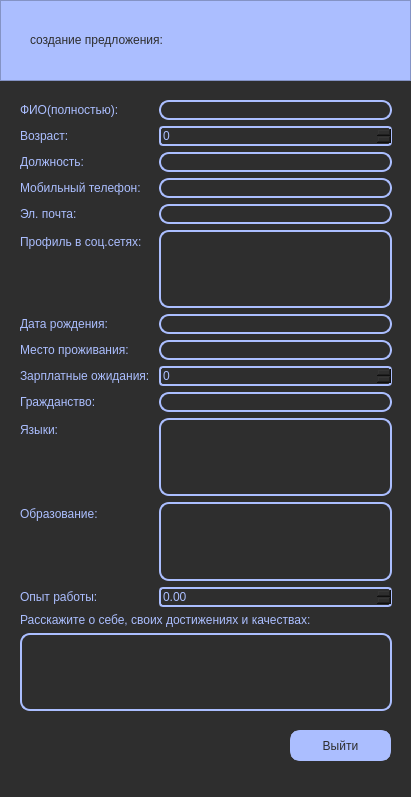
Old version of the form anketa_organisation.ui in the repository KawaiiZhele/Yandex-lyceum-1st-project.
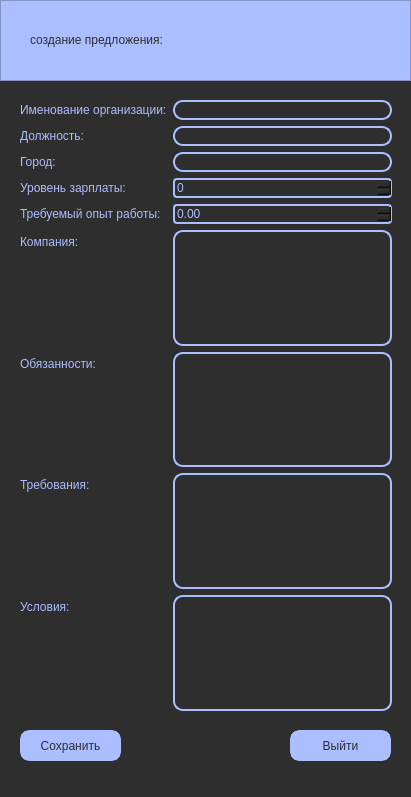
New version of the form.

The edit to the form file:
```diff
--- a/anketa_organisation.ui
+++ b/anketa_organisation.ui
@@ -34,7 +34,7 @@
 color: #ABBEFF</string>
        </property>
        <property name="text">
-        <string>ФИО(полностью):</string>
+        <string>Именование организации:</string>
        </property>
       </widget>
      </item>
@@ -50,29 +50,6 @@
       </widget>
      </item>
      <item row="1" column="0">
-      <widget class="QLabel" name="label_5">
-       <property name="styleSheet">
-        <string notr="true">font: 10pt &quot;Fulbo Argenta&quot;;
-color: #ABBEFF</string>
-       </property>
-       <property name="text">
-        <string>Возраст:</string>
-       </property>
-      </widget>
-     </item>
-     <item row="1" column="1">
-      <widget class="QSpinBox" name="spinBox_2">
-       <property name="styleSheet">
-        <string notr="true">bachground-color: #2E2E2E;
-border: 2px solid #ABBEFF;
-border-radius: 4px;
-font: 10pt &quot;Fulbo Argenta&quot;;
-color: #ABBEFF
-</string>
-       </property>
-      </widget>
-     </item>
-     <item row="2" column="0">
       <widget class="QLabel" name="label_2">
        <property name="styleSheet">
         <string notr="true">font: 10pt &quot;Fulbo Argenta&quot;;
@@ -83,7 +60,7 @@
        </property>
       </widget>
      </item>
-     <item row="2" column="1">
+     <item row="1" column="1">
       <widget class="QLineEdit" name="lineEdit_2">
        <property name="styleSheet">
         <string notr="true">bachground-color: #2E2E2E;
@@ -94,110 +71,129 @@
        </property>
       </widget>
      </item>
+     <item row="2" column="0">
+      <widget class="QLabel" name="label_9">
+       <property name="styleSheet">
+        <string notr="true">font: 10pt &quot;Fulbo Argenta&quot;;
+color: #ABBEFF</string>
+       </property>
+       <property name="text">
+        <string>Город:</string>
+       </property>
+      </widget>
+     </item>
+     <item row="2" column="1">
+      <widget class="QLineEdit" name="lineEdit_6">
+       <property name="styleSheet">
+        <string notr="true">bachground-color: #2E2E2E;
+border: 2px solid #ABBEFF;
+border-radius: 10px;
+font: 8pt &quot;Fulbo Argenta&quot;;
+color: #ABBEFF</string>
+       </property>
+      </widget>
+     </item>
      <item row="3" column="0">
-      <widget class="QLabel" name="label_3">
+      <widget class="QLabel" name="label_10">
        <property name="styleSheet">
         <string notr="true">font: 10pt &quot;Fulbo Argenta&quot;;
 color: #ABBEFF</string>
        </property>
        <property name="text">
-        <string>Мобильный телефон:</string>
+        <string>Уровень зарплаты:</string>
        </property>
       </widget>
      </item>
      <item row="3" column="1">
-      <widget class="QLineEdit" name="lineEdit_3">
+      <widget class="QSpinBox" name="spinBox">
        <property name="styleSheet">
         <string notr="true">bachground-color: #2E2E2E;
 border: 2px solid #ABBEFF;
-border-radius: 10px;
-font: 8pt &quot;Fulbo Argenta&quot;;
+border-radius: 4px;
+font: 10pt &quot;Fulbo Argenta&quot;;
 color: #ABBEFF</string>
        </property>
       </widget>
      </item>
      <item row="4" column="0">
-      <widget class="QLabel" name="label_4">
+      <widget class="QLabel" name="label_3">
        <property name="styleSheet">
         <string notr="true">font: 10pt &quot;Fulbo Argenta&quot;;
 color: #ABBEFF</string>
        </property>
        <property name="text">
-        <string>Эл. почта:</string>
-       </property>
-      </widget>
-     </item>
-     <item row="4" column="1">
-      <widget class="QLineEdit" name="lineEdit_4">
-       <property name="styleSheet">
-        <string notr="true">bachground-color: #2E2E2E;
-border: 2px solid #ABBEFF;
-border-radius: 10px;
-font: 8pt &quot;Fulbo Argenta&quot;;
-color: #ABBEFF
-</string>
+        <string>Требуемый опыт работы:</string>
        </property>
       </widget>
      </item>
      <item row="5" column="0">
-      <widget class="QLabel" name="label_14">
+      <widget class="QLabel" name="label_4">
        <property name="styleSheet">
         <string notr="true">font: 10pt &quot;Fulbo Argenta&quot;;
 color: #ABBEFF</string>
        </property>
        <property name="text">
-        <string>Профиль в соц.сетях:</string>
-       </property>
-      </widget>
-     </item>
-     <item row="5" column="1">
-      <widget class="QTextEdit" name="textEdit_2">
-       <property name="styleSheet">
-        <string notr="true">bachground-color: #2E2E2E;
-border: 2px solid #ABBEFF;
-border-radius: 10px;
-font: 8pt &quot;Fulbo Argenta&quot;;
-color: #ABBEFF
-</string>
+        <string>Компания:</string>
        </property>
       </widget>
      </item>
      <item row="6" column="0">
-      <widget class="QLabel" name="label_8">
+      <widget class="QLabel" name="label_5">
        <property name="styleSheet">
         <string notr="true">font: 10pt &quot;Fulbo Argenta&quot;;
 color: #ABBEFF</string>
        </property>
        <property name="text">
-        <string>Дата рождения:</string>
+        <string>Обязанности:</string>
+       </property>
+      </widget>
+     </item>
+     <item row="5" column="1">
+      <widget class="QTextEdit" name="textEdit">
+       <property name="styleSheet">
+        <string notr="true">bachground-color: #2E2E2E;
+border: 2px solid #ABBEFF;
+border-radius: 10px;
+font: 8pt &quot;Fulbo Argenta&quot;;
+color: #ABBEFF</string>
        </property>
       </widget>
      </item>
      <item row="6" column="1">
-      <widget class="QLineEdit" name="lineEdit_5">
+      <widget class="QTextEdit" name="textEdit_2">
        <property name="styleSheet">
         <string notr="true">bachground-color: #2E2E2E;
-border: 2px solid#ABBEFF;
+border: 2px solid #ABBEFF;
 border-radius: 10px;
 font: 8pt &quot;Fulbo Argenta&quot;;
-color: #ABBEFF
-</string>
+color: #ABBEFF</string>
        </property>
       </widget>
      </item>
      <item row="7" column="0">
-      <widget class="QLabel" name="label_9">
+      <widget class="QLabel" name="label_6">
        <property name="styleSheet">
         <string notr="true">font: 10pt &quot;Fulbo Argenta&quot;;
 color: #ABBEFF</string>
        </property>
        <property name="text">
-        <string>Место проживания:</string>
+        <string>Требования:</string>
+       </property>
+      </widget>
+     </item>
+     <item row="4" column="1">
+      <widget class="QDoubleSpinBox" name="doubleSpinBox">
+       <property name="styleSheet">
+        <string notr="true">bachground-color: #2E2E2E;
+border: 2px solid #ABBEFF;
+border-radius: 4px;
+font: 10pt &quot;Fulbo Argenta&quot;;
+color: #ABBEFF</string>
        </property>
       </widget>
      </item>
      <item row="7" column="1">
-      <widget class="QLineEdit" name="lineEdit_6">
+      <widget class="QTextEdit" name="textEdit_3">
        <property name="styleSheet">
         <string notr="true">bachground-color: #2E2E2E;
 border: 2px solid #ABBEFF;
@@ -208,83 +204,17 @@
       </widget>
      </item>
      <item row="8" column="0">
-      <widget class="QLabel" name="label_10">
+      <widget class="QLabel" name="label_7">
        <property name="styleSheet">
         <string notr="true">font: 10pt &quot;Fulbo Argenta&quot;;
 color: #ABBEFF</string>
        </property>
        <property name="text">
-        <string>Зарплатные ожидания: </string>
+        <string>Условия:</string>
        </property>
       </widget>
      </item>
      <item row="8" column="1">
-      <widget class="QSpinBox" name="spinBox">
-       <property name="styleSheet">
-        <string notr="true">bachground-color: #2E2E2E;
-border: 2px solid #ABBEFF;
-border-radius: 4px;
-font: 10pt &quot;Fulbo Argenta&quot;;
-color: #ABBEFF</string>
-       </property>
-      </widget>
-     </item>
-     <item row="9" column="0">
-      <widget class="QLabel" name="label_11">
-       <property name="styleSheet">
-        <string notr="true">font: 10pt &quot;Fulbo Argenta&quot;;
-color: #ABBEFF</string>
-       </property>
-       <property name="text">
-        <string>Гражданство:</string>
-       </property>
-      </widget>
-     </item>
-     <item row="9" column="1">
-      <widget class="QLineEdit" name="lineEdit_7">
-       <property name="styleSheet">
-        <string notr="true">bachground-color: #2E2E2E;
-border: 2px solid #ABBEFF;
-border-radius: 10px;
-font: 8pt &quot;Fulbo Argenta&quot;;
-color: #ABBEFF</string>
-       </property>
-      </widget>
-     </item>
-     <item row="10" column="0">
-      <widget class="QLabel" name="label_12">
-       <property name="styleSheet">
-        <string notr="true">font: 10pt &quot;Fulbo Argenta&quot;;
-color: #ABBEFF</string>
-       </property>
-       <property name="text">
-        <string>Языки:</string>
-       </property>
-      </widget>
-     </item>
-     <item row="10" column="1">
-      <widget class="QTextEdit" name="textEdit_3">
-       <property name="styleSheet">
-        <string notr="true">bachground-color: #2E2E2E;
-border: 2px solid #ABBEFF;
-border-radius: 10px;
-font: 8pt &quot;Fulbo Argenta&quot;;
-color: #ABBEFF</string>
-       </property>
-      </widget>
-     </item>
-     <item row="11" column="0">
-      <widget class="QLabel" name="label_13">
-       <property name="styleSheet">
-        <string notr="true">font: 10pt &quot;Fulbo Argenta&quot;;
-color: #ABBEFF</string>
-       </property>
-       <property name="text">
-        <string>Образование:</string>
-       </property>
-      </widget>
-     </item>
-     <item row="11" column="1">
       <widget class="QTextEdit" name="textEdit_4">
        <property name="styleSheet">
         <string notr="true">bachground-color: #2E2E2E;
@@ -295,51 +225,6 @@
        </property>
       </widget>
      </item>
-     <item row="12" column="0">
-      <widget class="QLabel" name="label_6">
-       <property name="styleSheet">
-        <string notr="true">font: 10pt &quot;Fulbo Argenta&quot;;
-color: #ABBEFF</string>
-       </property>
-       <property name="text">
-        <string>Опыт работы:</string>
-       </property>
-      </widget>
-     </item>
-     <item row="12" column="1">
-      <widget class="QDoubleSpinBox" name="doubleSpinBox">
-       <property name="styleSheet">
-        <string notr="true">bachground-color: #2E2E2E;
-border: 2px solid #ABBEFF;
-border-radius: 4px;
-font: 10pt &quot;Fulbo Argenta&quot;;
-color: #ABBEFF
-</string>
-       </property>
-      </widget>
-     </item>
-     <item row="13" column="0" colspan="2">
-      <widget class="QLabel" name="label_7">
-       <property name="styleSheet">
-        <string notr="true">font: 10pt &quot;Fulbo Argenta&quot;;
-color: #ABBEFF</string>
-       </property>
-       <property name="text">
-        <string>Расскажите о себе, своих достижениях и качествах:</string>
-       </property>
-      </widget>
-     </item>
-     <item row="14" column="0" colspan="2">
-      <widget class="QTextEdit" name="textEdit">
-       <property name="styleSheet">
-        <string notr="true">bachground-color: #2E2E2E;
-border: 2px solid #ABBEFF;
-border-radius: 10px;
-font: 8pt &quot;Fulbo Argenta&quot;;
-color:#ABBEFF</string>
-       </property>
-      </widget>
-     </item>
     </layout>
    </widget>
    <widget class="QFrame" name="frame">
@@ -398,6 +283,26 @@
      <string>Выйти</string>
     </property>
    </widget>
+   <widget class="QPushButton" name="exit_ankuser_2">
+    <property name="geometry">
+     <rect>
+      <x>20</x>
+      <y>730</y>
+      <width>101</width>
+      <height>31</height>
+     </rect>
+    </property>
+    <property name="styleSheet">
+     <string notr="true">border-radius: 10px;
+border: 6px solid #ABBEFF;
+background: #ABBEFF;
+font: 10pt &quot;Fulbo Argenta&quot;;
+color: #2E2E2E</string>
+    </property>
+    <property name="text">
+     <string>Сохранить</string>
+    </property>
+   </widget>
   </widget>
   <widget class="QMenuBar" name="menubar">
    <property name="geometry">
```
